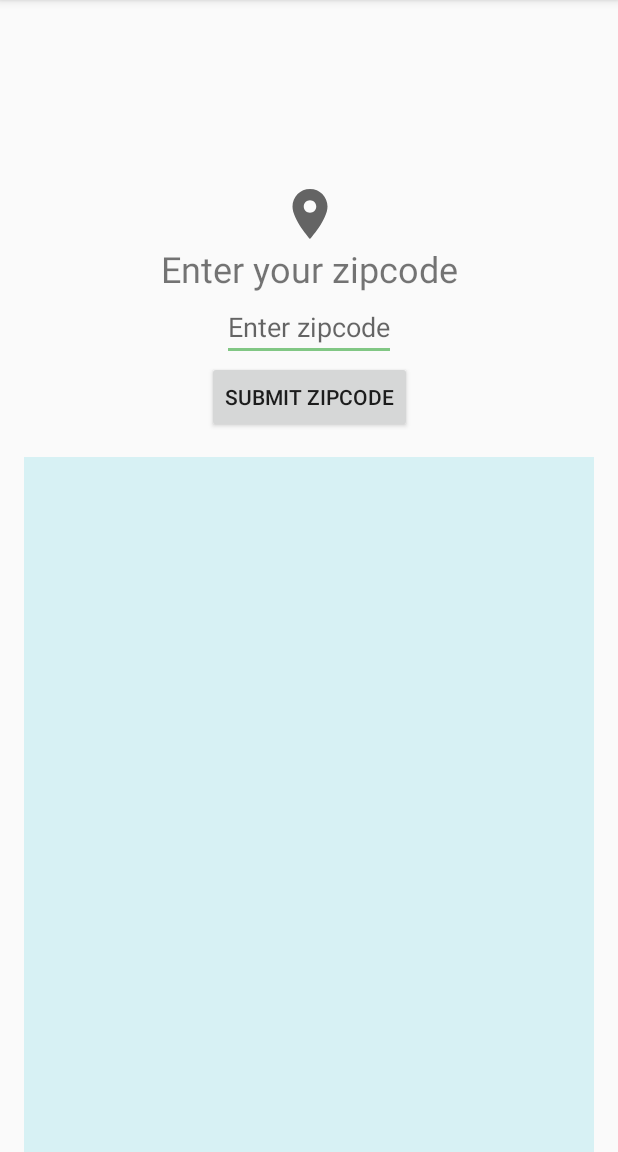
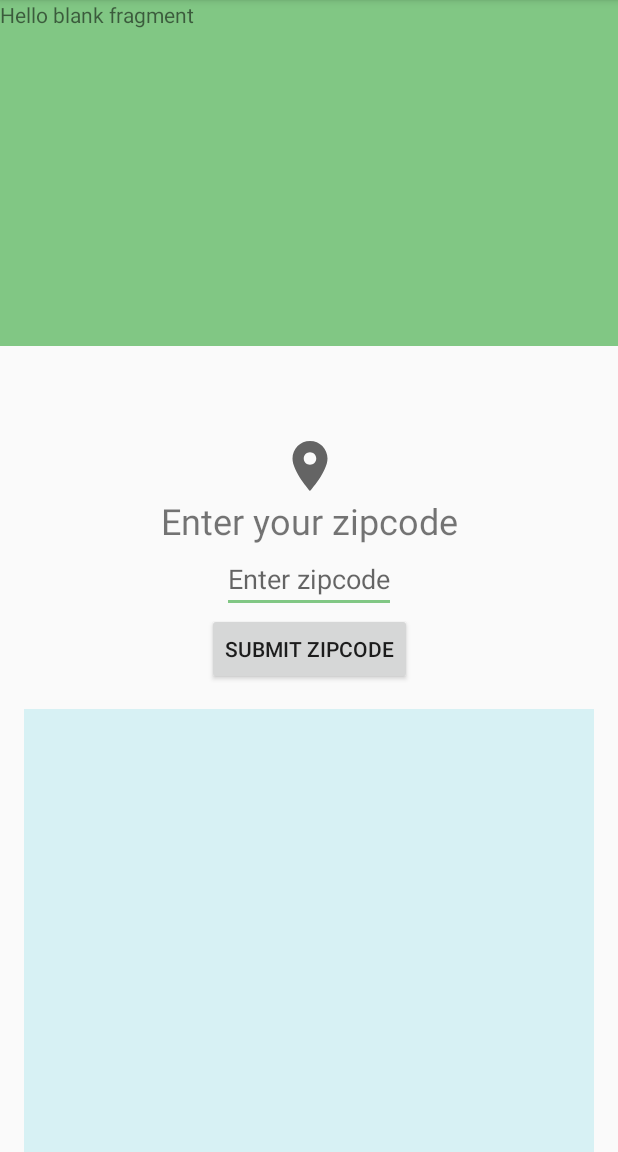
Before and after one commit to AJAkil/AD340, an Android app: the screen it shows after launch (MainActivity), on a phone screen of 412 x 824 dp, the part 84-1236 px from its top. Run offline under Robolectric (Android 15) with nearby library versions, the phone set to English and light mode, and no system bars.

Commit message:
Created Fragments and added to the main activity xml

```diff
--- a/app/build.gradle
+++ b/app/build.gradle
@@ -30,6 +30,7 @@ dependencies {
     implementation 'androidx.appcompat:appcompat:1.1.0'
     implementation 'androidx.constraintlayout:constraintlayout:1.1.3'
     implementation 'androidx.recyclerview:recyclerview:1.1.0'
+    implementation 'androidx.legacy:legacy-support-v4:1.0.0'
     testImplementation 'junit:junit:4.12'
     androidTestImplementation 'androidx.test.ext:junit:1.1.1'
     androidTestImplementation 'androidx.test.espresso:espresso-core:3.2.0'
--- /dev/null
+++ b/app/src/main/java/com/akil/ad340/location/LocationEntryFragment.kt
@@ -0,0 +1,41 @@
+package com.akil.ad340.location
+
+import android.os.Bundle
+import androidx.fragment.app.Fragment
+import android.view.LayoutInflater
+import android.view.View
+import android.view.ViewGroup
+import com.akil.ad340.R
+
+// TODO: Rename parameter arguments, choose names that match
+// the fragment initialization parameters, e.g. ARG_ITEM_NUMBER
+private const val ARG_PARAM1 = "param1"
+private const val ARG_PARAM2 = "param2"
+
+/**
+ * A simple [Fragment] subclass.
+ * Use the [LocationEntryFragment.newInstance] factory method to
+ * create an instance of this fragment.
+ */
+class LocationEntryFragment : Fragment() {
+    // TODO: Rename and change types of parameters
+    private var param1: String? = null
+    private var param2: String? = null
+
+    override fun onCreate(savedInstanceState: Bundle?) {
+        super.onCreate(savedInstanceState)
+        arguments?.let {
+            param1 = it.getString(ARG_PARAM1)
+            param2 = it.getString(ARG_PARAM2)
+        }
+    }
+
+    override fun onCreateView(
+        inflater: LayoutInflater, container: ViewGroup?,
+        savedInstanceState: Bundle?
+    ): View? {
+        // Inflate the layout for this fragment
+        return inflater.inflate(R.layout.fragment_location_entry, container, false)
+    }
+
+}
--- a/app/src/main/res/layout/activity_main.xml
+++ b/app/src/main/res/layout/activity_main.xml
@@ -5,6 +5,17 @@
     android:layout_width="match_parent"
     android:layout_height="match_parent"
     tools:context=".MainActivity">
+
+    <fragment
+        android:id="@+id/locationEntryFragment"
+        android:name="com.akil.ad340.location.LocationEntryFragment"
+        android:layout_width="match_parent"
+        android:layout_height="0dp"
+        app:layout_constraintEnd_toEndOf="parent"
+        app:layout_constraintHeight_percent=".3"
+        app:layout_constraintStart_toStartOf="parent"
+        app:layout_constraintTop_toTopOf="parent"
+        tools:layout="@layout/fragment_location_entry" />
 
     <ImageView
         android:id="@+id/icon"
@@ -35,7 +46,7 @@
         app:layout_constraintBottom_toBottomOf="parent"
         app:layout_constraintEnd_toEndOf="parent"
         app:layout_constraintStart_toStartOf="parent"
-        app:layout_constraintTop_toTopOf="parent"
+        app:layout_constraintTop_toBottomOf="@id/locationEntryFragment"
         app:layout_constraintVertical_bias="0.26999998" />
 
     <Button
--- /dev/null
+++ b/app/src/main/res/layout/fragment_location_entry.xml
@@ -0,0 +1,15 @@
+<?xml version="1.0" encoding="utf-8"?>
+<FrameLayout xmlns:android="http://schemas.android.com/apk/res/android"
+    xmlns:tools="http://schemas.android.com/tools"
+    android:layout_width="match_parent"
+    android:layout_height="match_parent"
+    android:background="@color/colorAccent"
+    tools:context=".location.LocationEntryFragment">
+
+    <!-- TODO: Update blank fragment layout -->
+    <TextView
+        android:layout_width="match_parent"
+        android:layout_height="match_parent"
+        android:text="@string/hello_blank_fragment" />
+
+</FrameLayout>
--- a/app/src/main/res/values/strings.xml
+++ b/app/src/main/res/values/strings.xml
@@ -4,4 +4,6 @@
     <string name="forecast_clicked_format">Forecast: %1$.2f %2$s</string>
     <string name="forecast_details">Forecast Details</string>
     <string name="display_units">Display Units</string>
+    <!-- TODO: Remove or change this placeholder text -->
+    <string name="hello_blank_fragment">Hello blank fragment</string>
 </resources>
```
